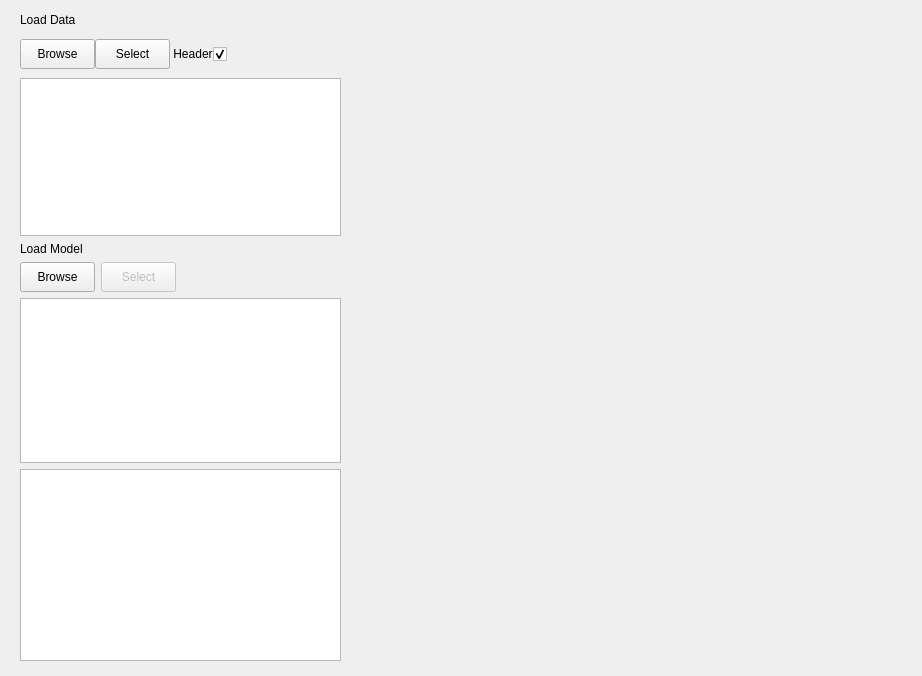
This is QSAR-UI/mainwindow3.ui in sheMnapion/AI-QSAR as Qt 5 draws it before an edit. The edited form follows.
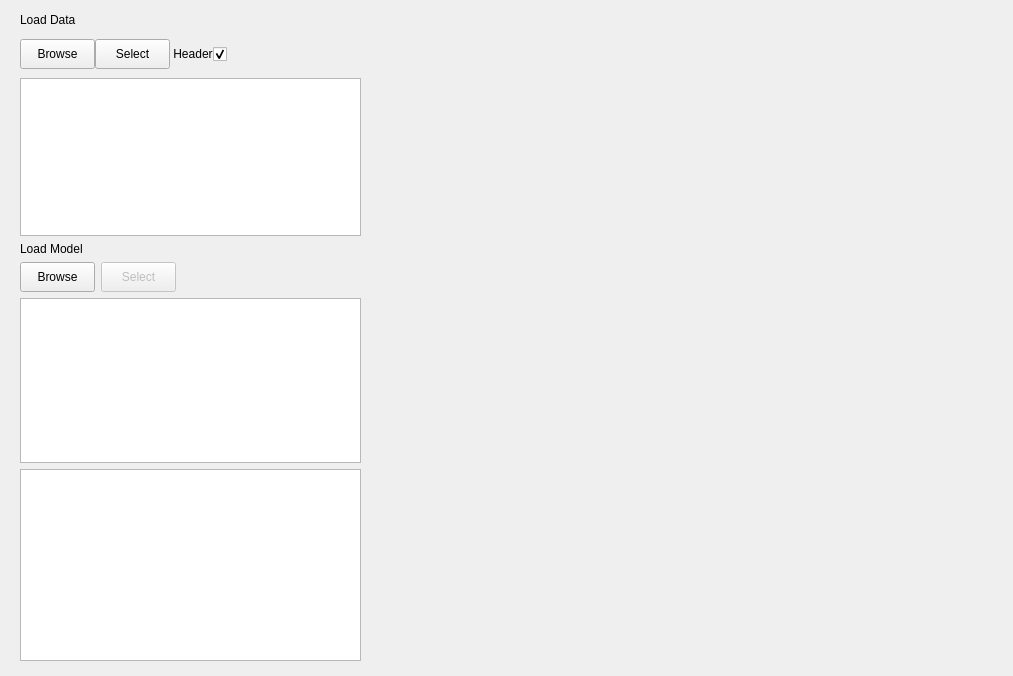
This is the edited form.

Patch:
```diff
--- a/QSAR-UI/mainwindow3.ui
+++ b/QSAR-UI/mainwindow3.ui
@@ -6,7 +6,7 @@
    <rect>
     <x>0</x>
     <y>0</y>
-    <width>922</width>
+    <width>1013</width>
     <height>676</height>
    </rect>
   </property>
@@ -19,7 +19,7 @@
      <rect>
       <x>20</x>
       <y>10</y>
-      <width>321</width>
+      <width>341</width>
       <height>651</height>
      </rect>
     </property>
```
